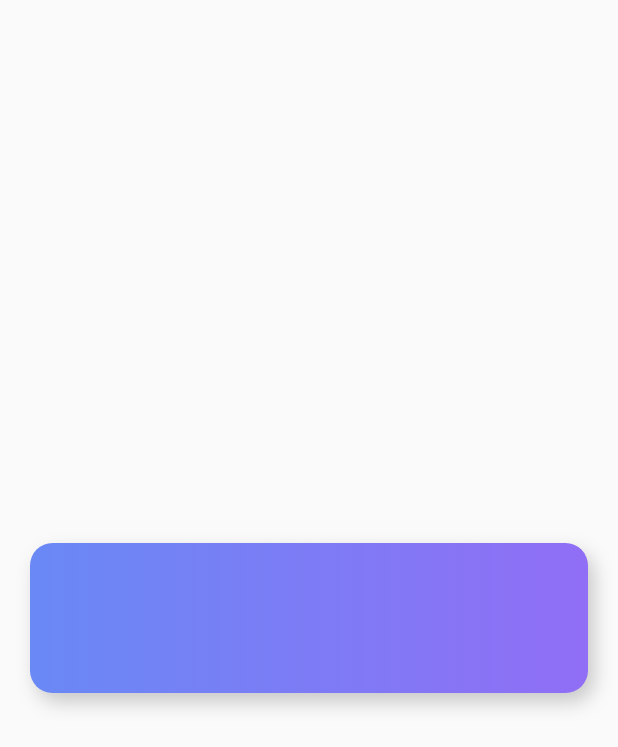
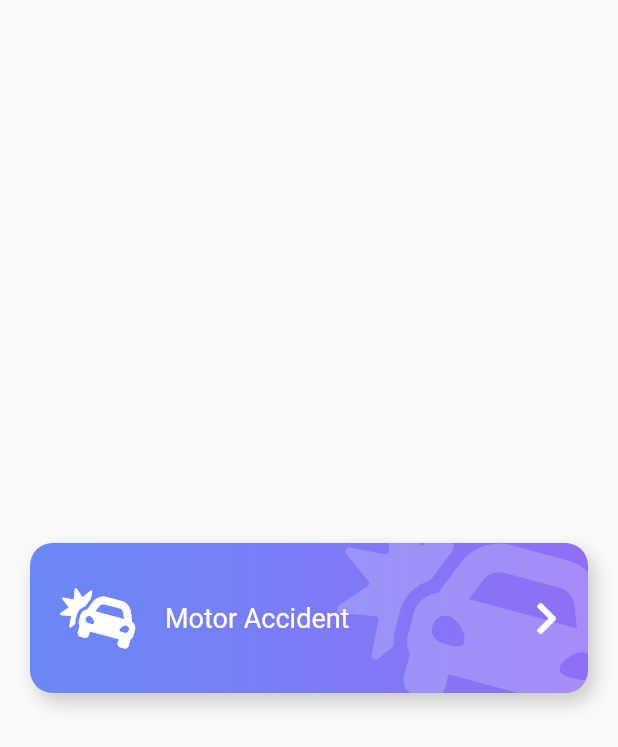
Before and after one commit to michaelrondon27/curso_flutter_intermedio, a Flutter app: the screen it shows after launch, on a phone screen of 412 x 824 dp. Shown: the top 747 px of the screen. Run offline on Flutter 3.47's test engine with Material 2 defaults, Android fonts, the phone set to English and light mode, and no system bars; our stand-ins replace flutter_svg, font_awesome_flutter.

Commit message:
99. Informacion dentro del boton

```diff
--- a/disenos_app/lib/src/widgets/boton_gordo.dart
+++ b/disenos_app/lib/src/widgets/boton_gordo.dart
@@ -1,9 +1,46 @@
 import 'package:flutter/material.dart';
+import 'package:font_awesome_flutter/font_awesome_flutter.dart';
 
 class BotonGordo extends StatelessWidget {
   @override
   Widget build(BuildContext context) {
-    return _BotonGordoBackground();
+    return Stack(
+      children: [
+        _BotonGordoBackground(),
+
+        Row(
+          children: [
+            SizedBox( height: 140, width: 40 ),
+
+            FaIcon(
+              FontAwesomeIcons.carCrash,
+              color: Colors.white,
+              size: 40
+            ),
+
+            SizedBox( width: 20 ),
+
+            Expanded(
+              child: Text(
+                'Motor Accident',
+                style: TextStyle(
+                  color: Colors.white,
+                  fontSize: 18
+                ),
+              ),
+            ),
+
+            FaIcon(
+              FontAwesomeIcons.chevronRight,
+              color: Colors.white
+            ),
+
+            SizedBox( width: 40 )
+          ],
+          mainAxisAlignment: MainAxisAlignment.center,
+        )
+      ],
+    );
   }
 }
 
@@ -11,6 +48,22 @@
   @override
   Widget build(BuildContext context) {
     return Container(
+      child: ClipRRect(
+        borderRadius: BorderRadius.circular( 15 ),
+        child: Stack(
+          children: [
+            Positioned(
+              child: FaIcon(
+                FontAwesomeIcons.carCrash,
+                color: Colors.white.withOpacity( 0.2 ),
+                size: 150
+              ),
+              right: -20,
+              top: -20
+            )
+          ]
+        ),
+      ),
       decoration: BoxDecoration(
         borderRadius: BorderRadius.circular( 15 ),
         boxShadow: [
```
